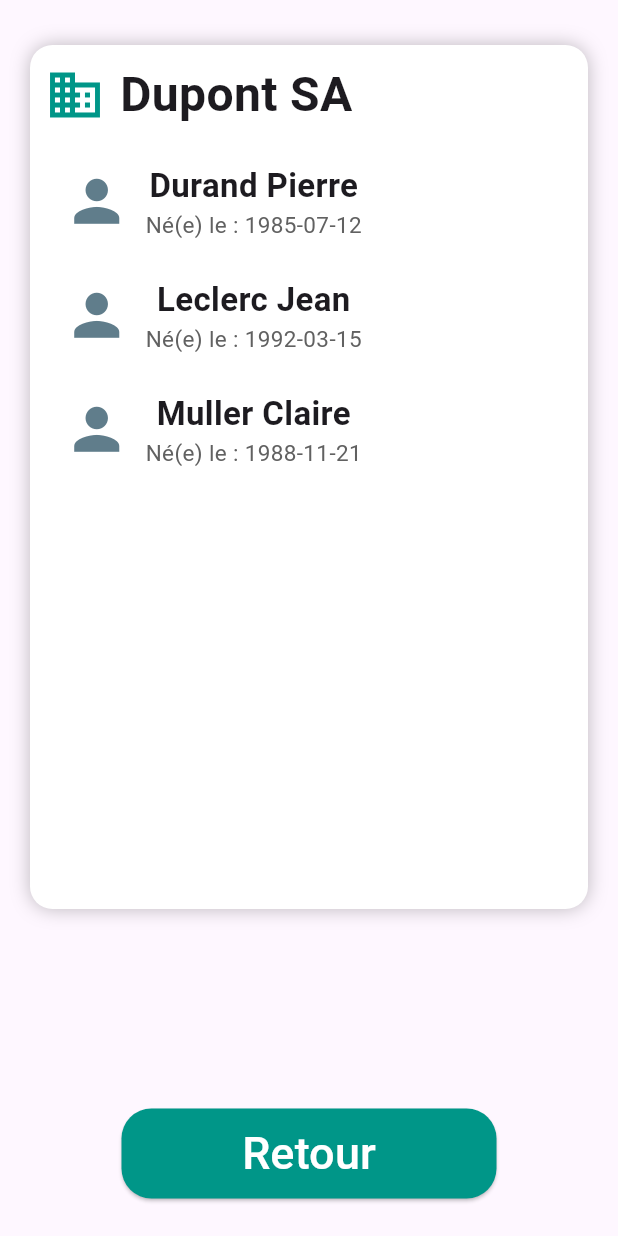
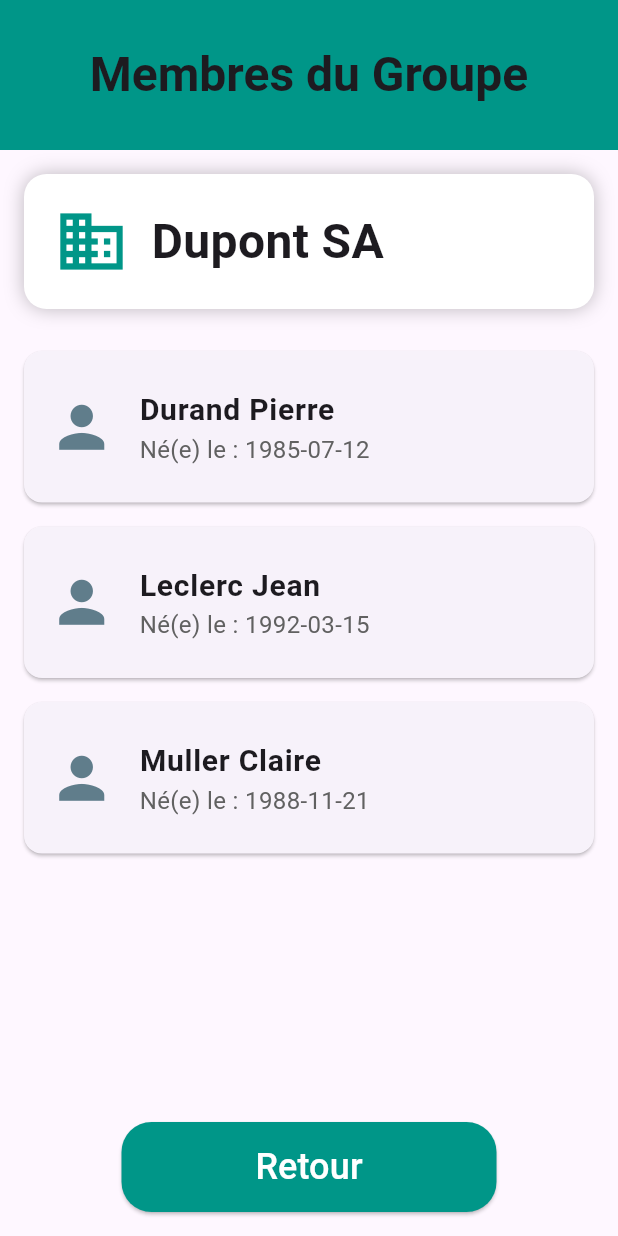
Before and after one commit to 48hAmazingAlgorithm/mobile, a Flutter app: the screen it shows after launch, after a tap on "Dupont SA", on a phone screen of 412 x 824 dp. Run offline on Flutter 3.47's test engine with Material 3 defaults, Android fonts, the phone set to English and light mode, and no system bars; our stand-ins replace camera.

Commit message:
:lipstick: fix style to clients/individus pages

```diff
--- a/lib/clients/clients_page.dart
+++ b/lib/clients/clients_page.dart
@@ -62,45 +62,7 @@ class _ClientsState extends State<Clients> {
         }
       ]
     },
-    {
-      "numero_client": 3,
-      "nom_client": "Roche & Co",
-      "individus": [
-        {
-          "id_individu": 301,
-          "Nom": "Tanguy",
-          "Prénom": "Marie",
-          "date_de_naissance": "1982-09-04",
-          "date_fin_validité_CNI": "2032-09-04",
-          "Numéro_CNI": "123987456"
-        },
-        {
-          "id_individu": 302,
-          "Nom": "Boucher",
-          "Prénom": "Emilie",
-          "date_de_naissance": "1990-06-20",
-          "date_fin_validité_CNI": "2030-06-20",
-          "Numéro_CNI": "963852741"
-        }
-      ]
-    },
-    {
-      "numero_client": 4,
-      "nom_client": "Morel & Partners",
-      "individus": [
-        {
-          "id_individu": 401,
-          "Nom": "Blanc",
-          "Prénom": "Julien",
-          "date_de_naissance": "1975-01-09",
-          "date_fin_validité_CNI": "2025-01-09",
-          "Numéro_CNI": "357159486"
-        }
-      ]
-    },
   ];
-
-  Map<int, bool> isHovered = {};
 
   @override
   Widget build(BuildContext context) {
@@ -125,30 +87,7 @@ class _ClientsState extends State<Clients> {
           itemBuilder: (context, index) {
             final client = clients[index];
 
-            return MouseRegion(
-              onEnter: (_) => setState(() => isHovered[index] = true),
-              onExit: (_) => setState(() => isHovered[index] = false),
-              child: AnimatedContainer(
-                duration: Duration(milliseconds: 200),
-                transform: isHovered[index] == true
-                    ? Matrix4.translationValues(0, -3, 0)
-                    : Matrix4.identity(),
-                decoration: BoxDecoration(
-                  borderRadius: BorderRadius.circular(15.0),
-                  boxShadow: isHovered[index] == true
-                      ? [
-                          BoxShadow(
-                            color: Colors.teal.withOpacity(0.7),
-                            spreadRadius: 2,
-                          )
-                        ]
-                      : [
-                          BoxShadow(
-                            color: Colors.teal.withOpacity(0.4),
-                            spreadRadius: 1,
-                          )
-                        ],
-                ),
+            return Card(
               margin: EdgeInsets.symmetric(vertical: 10),
               child: ListTile(
                 contentPadding: EdgeInsets.all(16),
@@ -168,7 +107,6 @@ class _ClientsState extends State<Clients> {
                   );
                 },
               ),
-              ),
             );
           },
         ),
--- a/lib/clients/clients_popup.dart
+++ b/lib/clients/clients_popup.dart
@@ -1,131 +1,76 @@
 import 'package:flutter/material.dart';
 
-class Individu extends StatefulWidget {
+class Individu extends StatelessWidget {
   final List<Map<String, Object>> individus;
   final String nomClient;
 
   Individu({super.key, required this.individus, required this.nomClient});
 
   @override
-  _IndividuState createState() => _IndividuState();
-}
-
-class _IndividuState extends State<Individu> {
-  Map<int, bool> isHovered = {};
-  bool isButtonHovered = false;
-
-  @override
   Widget build(BuildContext context) {
     return Scaffold(
-      body: Stack(
+      appBar: AppBar(
+        automaticallyImplyLeading: false,
+        title: Text(
+          "Membres du Groupe",
+          style: TextStyle(fontSize: 32, fontWeight: FontWeight.bold),
+        ),
+        centerTitle: true,
+        backgroundColor: Colors.teal,
+        toolbarHeight: 100,
+      ),
+      body: Padding(
+        padding: EdgeInsets.all(16),
+        child: Column(
+          crossAxisAlignment: CrossAxisAlignment.start,
           children: [
-          Positioned(
-            top: 30,
-            left: 20,
-            right: 20,
-            child: Container(
-              padding: EdgeInsets.all(10),
+            Container(
+              padding: EdgeInsets.all(20),
               decoration: BoxDecoration(
                 color: Colors.white,
                 borderRadius: BorderRadius.circular(15),
                 boxShadow: [BoxShadow(color: Colors.black26, blurRadius: 10)],
               ),
-              child: Column(
-                crossAxisAlignment: CrossAxisAlignment.start,
+              child: Row(
                 children: [
-                  Row(
-                    children: [
-                      Icon(Icons.business, color: Colors.teal, size: 40),
-                      SizedBox(width: 10),
+                  Icon(Icons.business, color: Colors.teal, size: 50),
+                  SizedBox(width: 15),
                   Text(
-                        widget.nomClient,
-                        textAlign: TextAlign.center,
+                    nomClient,
                     style: TextStyle(fontSize: 32, fontWeight: FontWeight.bold),
                   ),
                 ],
               ),
-                  SizedBox(height: 10),
-                  SizedBox(
-                    height: 500,
+            ),
+            SizedBox(height: 20),
+            Expanded(
               child: ListView.builder(
-                      shrinkWrap: true,
-                      itemCount: widget.individus.length,
+                itemCount: individus.length,
                 itemBuilder: (context, index) {
-                        final individu = widget.individus[index];
-
-                        return MouseRegion(
-                          onEnter: (_) => setState(() => isHovered[index] = true),
-                          onExit: (_) => setState(() => isHovered[index] = false),
-                          child: AnimatedContainer(
-                            duration: Duration(milliseconds: 150),
-                            transform: isHovered[index] == true
-                                ? Matrix4.translationValues(0, -5, 0)
-                                : Matrix4.identity(),
-                            margin: EdgeInsets.symmetric(vertical: 4),
-                            decoration: BoxDecoration(
-                              color: isHovered[index] == true
-                                  ? Colors.blueGrey.withOpacity(0.1)
-                                  : Colors.white,
-                              borderRadius: BorderRadius.circular(10),
-                              boxShadow: [
-                                if (isHovered[index] == true)
-                                  BoxShadow(
-                                    color: Colors.blueGrey.withOpacity(0.3),
-                                    spreadRadius: 2,
-                                  )
-                              ],
+                  final individu = individus[index];
+                  return Card(
+                    margin: EdgeInsets.symmetric(vertical: 8),
+                    child: ListTile(
+                      contentPadding: EdgeInsets.all(16),
+                      leading: Icon(Icons.person, color: Colors.blueGrey, size: 45),
+                      title: Text(
+                        "${individu['Nom']} ${individu['Prénom']}",
+                        style: TextStyle(fontSize: 20, fontWeight: FontWeight.bold),
                       ),
-                            child: InkWell(
-                              borderRadius: BorderRadius.circular(10),
-                              splashColor: Colors.blueGrey.withOpacity(0.3),
-                              hoverColor: Colors.blueGrey.withOpacity(0.1),
+                      subtitle: Text(
+                        "Né(e) le : ${individu['date_de_naissance']}",
+                        style: TextStyle(fontSize: 16, color: Colors.grey[700]),
+                      ),
                       onTap: () {
                         Navigator.pushNamed(context, '/photos');
                       },
-                              child: Padding(
-                                padding: EdgeInsets.symmetric(vertical: 8, horizontal: 12),
-                                child: Row(
-                                  children: [
-                                    Icon(Icons.person, color: Colors.blueGrey, size: 45),
-                                    SizedBox(width: 10),
-                                    Column(
-                                      children: [
-                                        Text(
-                                          "${individu['Nom']} ${individu['Prénom']}",
-                                          style: TextStyle(
-                                              fontSize: 22, fontWeight: FontWeight.w600),
-                                        ),
-                                        Text(
-                                          "Né(e) le : ${individu['date_de_naissance']}",
-                                          style: TextStyle(
-                                              fontSize: 15, color: Colors.grey[700]),
-                                        ),
-                                      ],
-                                    ),
-                                  ],
-                                ),
-                              ),
-                            ),
                     ),
                   );
                 },
               ),
             ),
-                ],
-              ),
-            ),
-          ),
-          Positioned(
-            bottom: 25,
-            left: MediaQuery.of(context).size.width / 2 - 250 / 2,
-            child: MouseRegion(
-              onEnter: (_) => setState(() => isButtonHovered = true),
-              onExit: (_) => setState(() => isButtonHovered = false),
-              child: AnimatedContainer(
-                duration: Duration(milliseconds: 200),
-                transform: isButtonHovered
-                    ? Matrix4.translationValues(0, -5, 0)
-                    : Matrix4.identity(),
+            SizedBox(height: 20),
+            Center(
               child: ElevatedButton(
                 onPressed: () {
                   Navigator.of(context).pop();
@@ -139,14 +84,13 @@ class _IndividuState extends State<Individu> {
                 ),
                 child: Text(
                   'Retour',
-                    style: TextStyle(fontSize: 30, color: Colors.white),
-                  ),
-                ),
+                  style: TextStyle(fontSize: 24, color: Colors.white),
                 ),
               ),
             ),
           ],
         ),
+      ),
     );
   }
 }
```
Also changed, not shown: 12 other files. Lines whose indentation alone changed are shown as unchanged.
